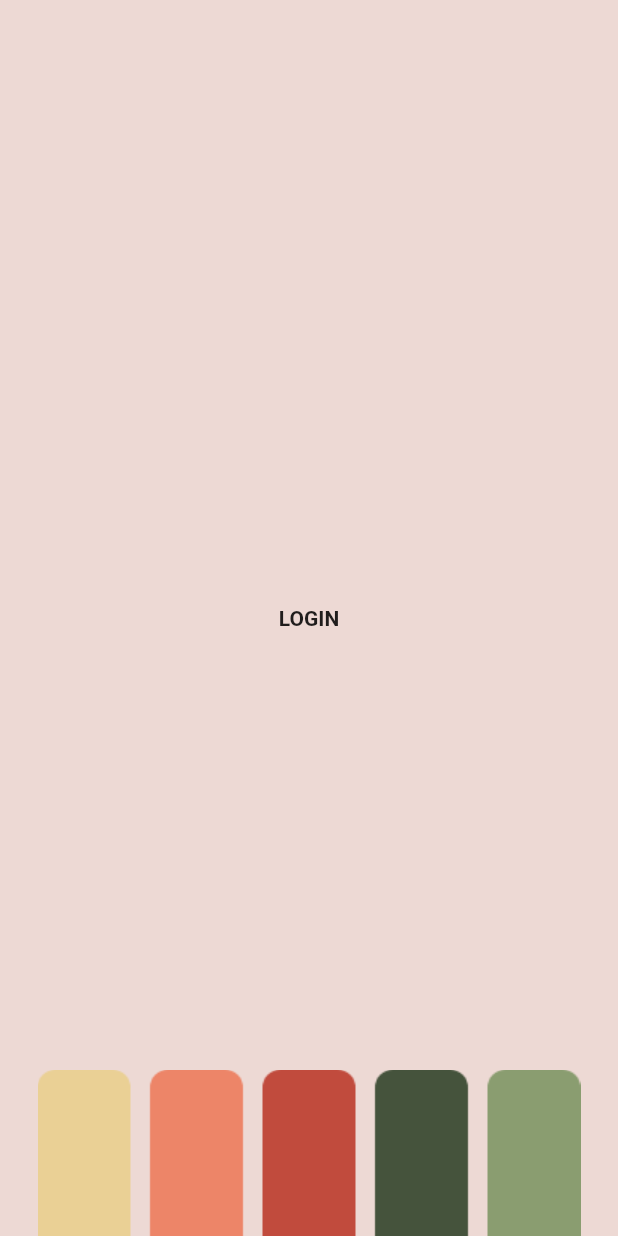
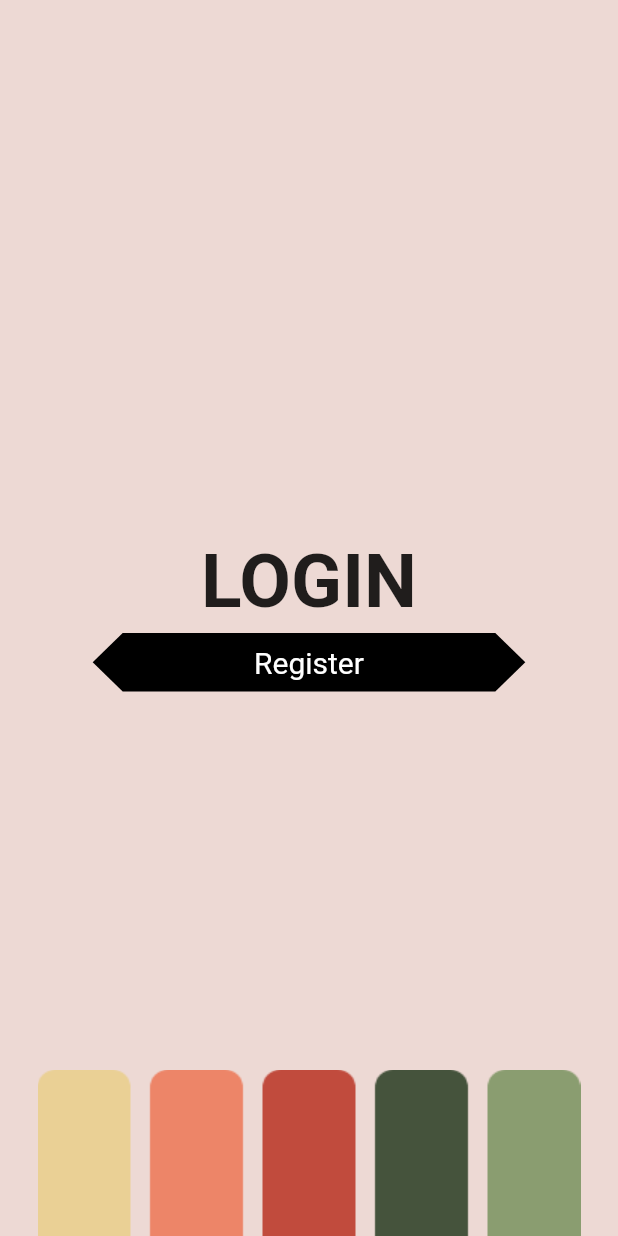
Before and after one commit to ChaKeaWyen/Knowledge-sharing-application, a Flutter app: the screen it shows after launch, on a phone screen of 412 x 824 dp. Run offline on Flutter 3.47's test engine with Material 2 defaults, Android fonts, the phone set to English and light mode, and no system bars; our stand-ins replace flutter_svg, form_field_validator; missing offline and left inert: adobe_xd; Roboto replaces fonts that are missing (Segoe UI).

Commit message:
Add Register button to Login Page

```diff
--- a/lib/screen_rewrite/components/body.dart
+++ b/lib/screen_rewrite/components/body.dart
@@ -1,9 +1,13 @@
 import 'package:almost/screen_rewrite/components/background.dart';
+import 'package:almost/xdlogi_n.dart';
 import 'package:flutter/material.dart';
 
 class Body extends StatelessWidget {
+  get onPressed => null;
+
   @override
   Widget build(BuildContext context) {
+    // ignore: unused_local_variable
     Size size = MediaQuery.of(context).size;
     //Provides total height and width of the screen
     return Background(
@@ -12,9 +16,53 @@ class Body extends StatelessWidget {
             children: <Widget>[
           Text(
             "LOGIN",
-          style: TextStyle(fontWeight: FontWeight.bold),
+            style: TextStyle(
+                fontFamily: "Segoe UI",
+                fontSize: 50,
+                fontWeight: FontWeight.bold),
+          ),
+          RoundedButton(
+            text: "Register",
+            press: () {},
           )
-      ],
+        ]));
+  }
+}
+
+class RoundedButton extends StatelessWidget {
+  final String text;
+  final Function press;
+  final Color color, textColor;
+  const RoundedButton({
+    Key? key,
+    required this.text,
+    required this.press,
+    this.color = Colors.black,
+    this.textColor = Colors.white,
+  }) : super(key: key);
+
+  @override
+  Widget build(BuildContext context) {
+    Size size = MediaQuery.of(context).size;
+    return Container(
+        width: size.width * 0.7,
+        child: TextButton(
+          child: Text('Register'),
+          style: TextButton.styleFrom(
+              primary: textColor,
+              backgroundColor: Colors.black,
+              shape: const BeveledRectangleBorder(
+                  borderRadius: BorderRadius.all(Radius.circular(20))),
+              textStyle: TextStyle(
+                fontSize: 20,
+              )),
+          onPressed: () {
+            Navigator.push(context, MaterialPageRoute(
+              builder: (context) {
+                return XDLOGIN();
+              },
+            ));
+          },
         ));
   }
 }
```
Lines whose indentation alone changed are shown as unchanged.
